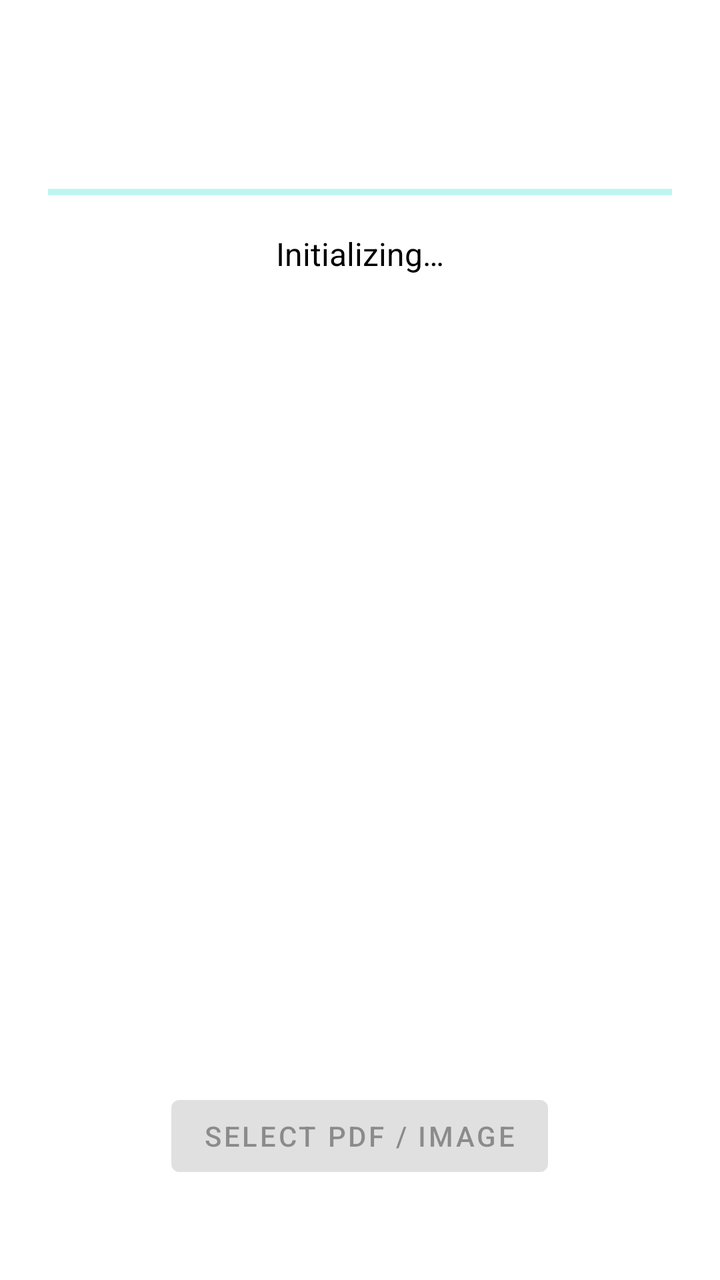
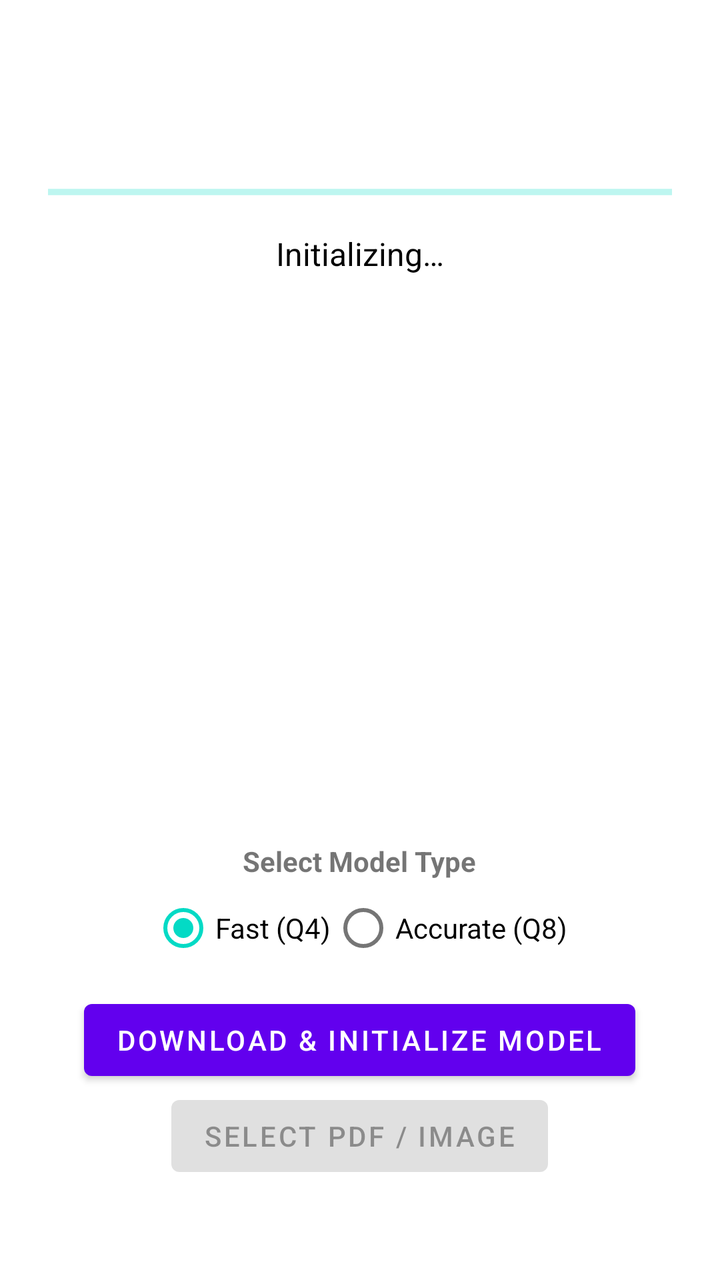

The first picture is an Android layout as it rendered before a commit; the second is the same layout after the commit. The layout source and the unified diff follow.
<!-- AndroidManifest.xml: application theme Theme.OCR -->
<!-- res/layout/activity_main.xml -->
<?xml version="1.0" encoding="utf-8"?>
<androidx.constraintlayout.widget.ConstraintLayout xmlns:android="http://schemas.android.com/apk/res/android"
    xmlns:app="http://schemas.android.com/apk/res-auto"
    xmlns:tools="http://schemas.android.com/tools"
    android:layout_width="match_parent"
    android:layout_height="match_parent"
    android:padding="24dp"
    tools:context=".MainActivity">

    <ProgressBar
        android:id="@+id/progressBar"
        style="?android:attr/progressBarStyleHorizontal"
        android:layout_width="0dp"
        android:layout_height="wrap_content"
        android:layout_marginTop="64dp"
        android:max="100"
        android:progress="0"
        android:indeterminate="true"
        android:contentDescription="@string/progress_description"
        app:layout_constraintEnd_toEndOf="parent"
        app:layout_constraintStart_toStartOf="parent"
        app:layout_constraintTop_toTopOf="parent" />

    <TextView
        android:id="@+id/fileInfoText"
        android:layout_width="0dp"
        android:layout_height="wrap_content"
        android:layout_marginTop="16dp"
        android:textAlignment="center"
        android:textSize="14sp"
        android:textColor="?attr/colorOnSurface"
        android:visibility="gone"
        app:layout_constraintEnd_toEndOf="parent"
        app:layout_constraintStart_toStartOf="parent"
        app:layout_constraintTop_toBottomOf="@+id/progressBar" />

    <ScrollView
        android:id="@+id/statusScrollView"
        android:layout_width="0dp"
        android:layout_height="0dp"
        android:layout_marginTop="12dp"
        android:layout_marginBottom="12dp"
        app:layout_constraintEnd_toEndOf="parent"
        app:layout_constraintStart_toStartOf="parent"
        app:layout_constraintTop_toBottomOf="@+id/fileInfoText"
        app:layout_constraintBottom_toTopOf="@+id/buttonContainer">

        <TextView
            android:id="@+id/statusText"
            android:layout_width="match_parent"
            android:layout_height="wrap_content"
            android:text="@string/status_initializing"
            android:textAlignment="center"
            android:textSize="16sp"
            android:textColor="?attr/colorOnSurface" />
    </ScrollView>

    <LinearLayout
        android:id="@+id/buttonContainer"
        android:layout_width="0dp"
        android:layout_height="wrap_content"
        android:layout_marginBottom="24dp"
        android:gravity="center"
        android:orientation="vertical"
        app:layout_constraintBottom_toBottomOf="parent"
        app:layout_constraintEnd_toEndOf="parent"
        app:layout_constraintStart_toStartOf="parent">

        <com.google.android.material.button.MaterialButton
            android:id="@+id/btnSelectFile"
            android:layout_width="wrap_content"
            android:layout_height="wrap_content"
            android:enabled="false"
            android:text="@string/btn_select_file" />

        <com.google.android.material.button.MaterialButton
            android:id="@+id/btnCancel"
            style="@style/Widget.MaterialComponents.Button.OutlinedButton"
            android:layout_width="wrap_content"
            android:layout_height="wrap_content"
            android:layout_marginTop="8dp"
            android:text="@string/btn_cancel"
            android:visibility="gone" />

        <com.google.android.material.button.MaterialButton
            android:id="@+id/btnShare"
            style="@style/Widget.MaterialComponents.Button.TextButton"
            android:layout_width="wrap_content"
            android:layout_height="wrap_content"
            android:layout_marginTop="8dp"
            android:text="@string/btn_share"
            android:visibility="gone" />
    </LinearLayout>

</androidx.constraintlayout.widget.ConstraintLayout>
<!-- resources referenced by this layout -->
<resources>
  <string name="btn_cancel">Cancel</string>
  <string name="btn_select_file">Select PDF / Image</string>
  <string name="btn_share">Share Output</string>
  <string name="progress_description">Processing progress</string>
  <string name="status_initializing">Initializing…</string>
  <style name="Theme.OCR" parent="Theme.MaterialComponents.DayNight.NoActionBar">
          <item name="colorPrimary">#6200EE</item>
          <item name="colorPrimaryVariant">#3700B3</item>
          <item name="colorOnPrimary">#FFFFFF</item>
          <item name="colorSecondary">#03DAC5</item>
          <item name="colorSecondaryVariant">#018786</item>
          <item name="colorOnSecondary">#000000</item>
          <item name="android:statusBarColor">?attr/colorPrimaryVariant</item>
      </style>
</resources>

<!-- the commit's change to res/layout/activity_main.xml (unified diff, before → after) -->
@@ -66,6 +66,41 @@
         app:layout_constraintEnd_toEndOf="parent"
         app:layout_constraintStart_toStartOf="parent">
 
+        <TextView
+            android:id="@+id/modeSelectionTitle"
+            android:layout_width="wrap_content"
+            android:layout_height="wrap_content"
+            android:text="Select Model Type"
+            android:textStyle="bold" />
+
+        <RadioGroup
+            android:id="@+id/modelRadioGroup"
+            android:layout_width="match_parent"
+            android:layout_height="wrap_content"
+            android:orientation="horizontal"
+            android:gravity="center">
+
+            <RadioButton
+                android:id="@+id/radioFast"
+                android:layout_width="wrap_content"
+                android:layout_height="wrap_content"
+                android:text="Fast (Q4)"
+                android:checked="true" />
+
+            <RadioButton
+                android:id="@+id/radioAccurate"
+                android:layout_width="wrap_content"
+                android:layout_height="wrap_content"
+                android:text="Accurate (Q8)" />
+        </RadioGroup>
+
+        <com.google.android.material.button.MaterialButton
+            android:id="@+id/btnDownload"
+            android:layout_width="wrap_content"
+            android:layout_height="wrap_content"
+            android:layout_marginTop="8dp"
+            android:text="Download &#38; Initialize Model" />
+
         <com.google.android.material.button.MaterialButton
             android:id="@+id/btnSelectFile"
             android:layout_width="wrap_content"
